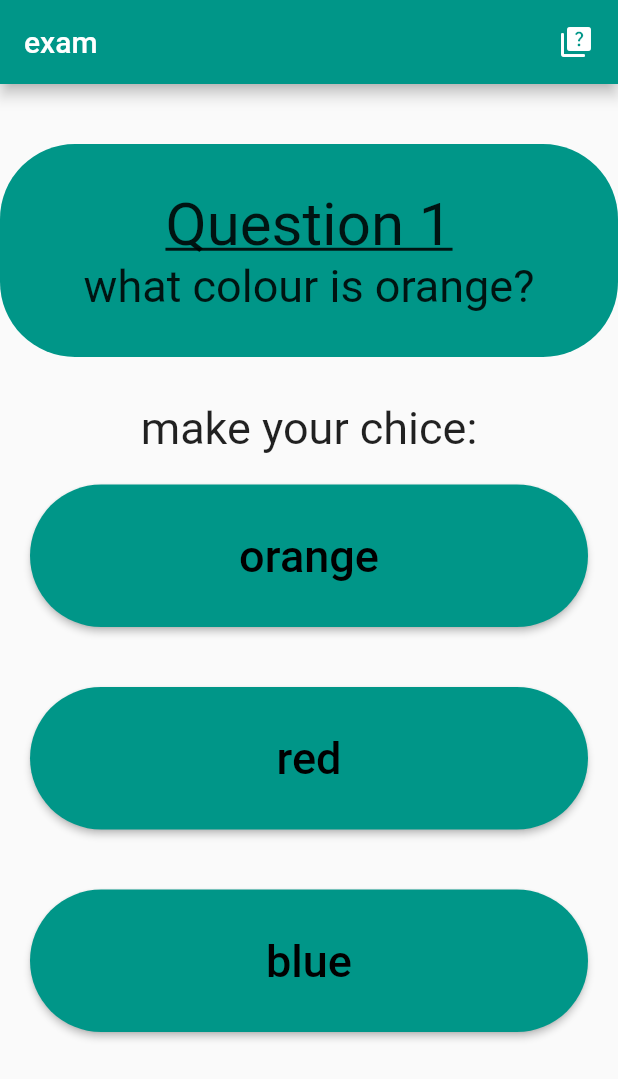
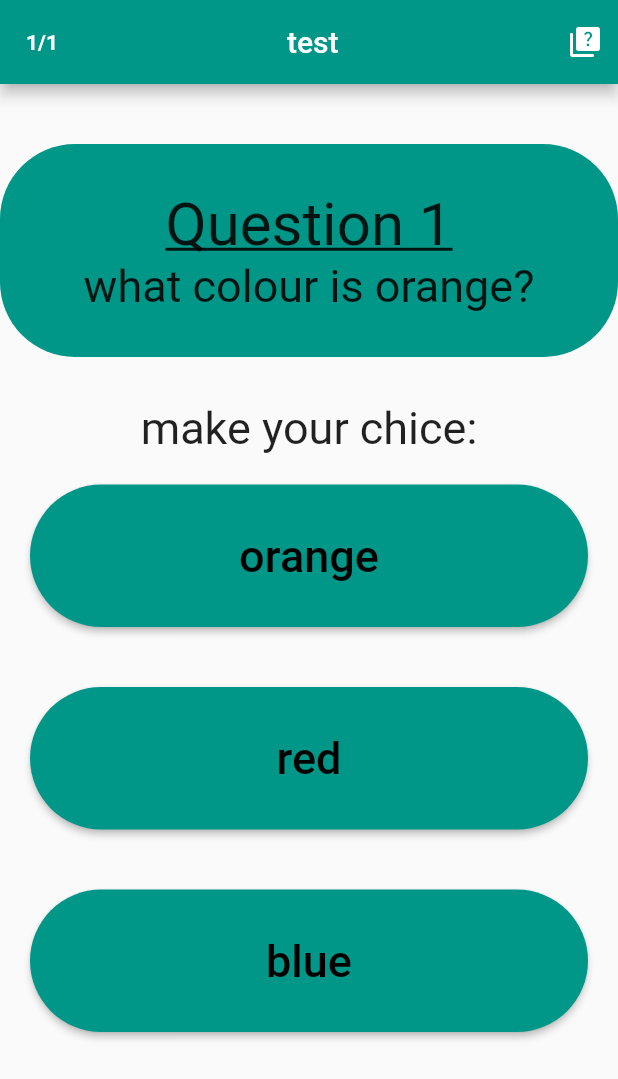
Before and after one commit to mohamedhany14/qiuzs_mohamed_hany, a Flutter app: the QuizScreen screen opened directly, on a phone screen of 412 x 824 dp. Shown: the top 1079 px of the screen. Run offline on Flutter 3.47's test engine with Material 2 defaults, Android fonts, the phone set to English and light mode, and no system bars; our stand-ins replace google_fonts; Roboto replaces fonts that are missing (DancingScript, Dancingscript).

Commit message:
quiz app final

```diff
--- a/lib/Screens/quiz_screen.dart
+++ b/lib/Screens/quiz_screen.dart
@@ -12,12 +12,23 @@ class QuizScreen extends StatelessWidget {
     return Scaffold(
       appBar: AppBar(
         backgroundColor: Colors.teal,
-        automaticallyImplyLeading: false,
-        title: const Row(
-          mainAxisAlignment: MainAxisAlignment.spaceBetween,
-          children: [Text("exam"), Icon(Icons.quiz_rounded)],
+          centerTitle: true,
+          automaticallyImplyLeading: false,
+          title: const Text(" test" ),
+          leading: const Center(
+              child: Text(
+            "1/1",
+            style: TextStyle(fontWeight: FontWeight.bold),
+          )),
+          actions: const [
+            Padding(
+              padding: EdgeInsetsDirectional.only(end: 10),
+              child: Icon(Icons.quiz_rounded),
+            )
+          ],
         ),
-      ),
+
+
       body: Column(children: [
         const SizedBox(
           height: 40,
```
Also changed, not shown: Images/Group 38.svg (deleted), Images/logInLogo.png (deleted), 1 other file.
